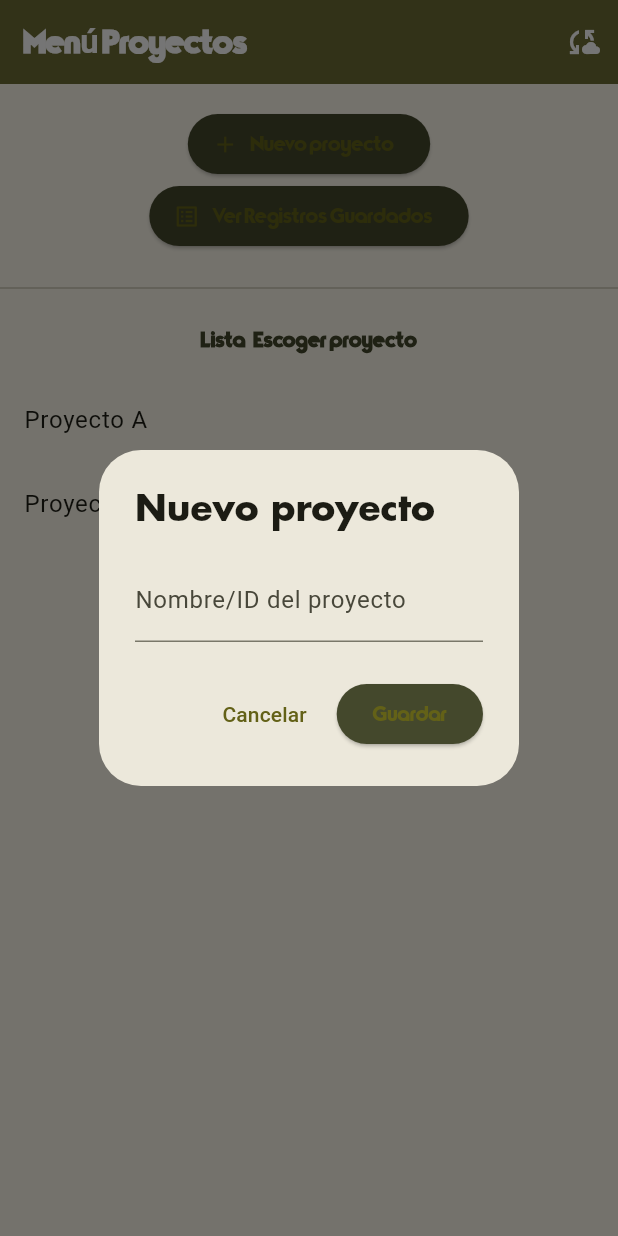
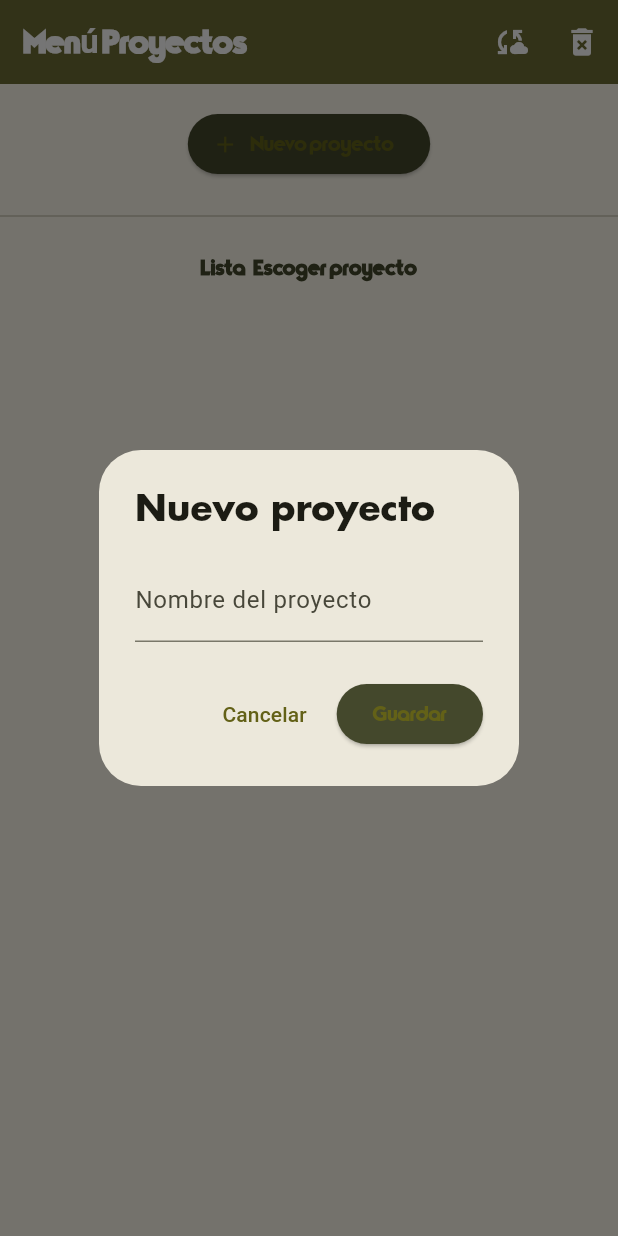
Before and after one commit to aleospiria/Oraculo-Terrasacha-Formulario-App-Movil, a Flutter app: the screen it shows after launch, after a tap on "Nuevo proyecto", on a phone screen of 412 x 824 dp. Run offline on Flutter 3.47's test engine with Material 3 defaults, Android fonts, the phone set to English and light mode, and no system bars; our stand-ins replace sqflite; accounts and stored records are empty.

Commit message:
Base de datos local completamente funcional

```diff
--- a/lib/Screens/ParcelasMenuScreen.dart
+++ b/lib/Screens/ParcelasMenuScreen.dart
@@ -32,7 +32,7 @@ class _ParcelasMenuScreenState extends State<ParcelasMenuScreen> {
     });
   }
 
-  Future<void> _nuevaParcela() async {
+  Future<void> _nuevaParcela(BuildContext context) async {
     final resultado = await _mostrarDialogoNuevaParcelaConEspecie(context);
     if (resultado != null && resultado['nombre']!.trim().isNotEmpty && resultado['especie'] != null && _predioLocalId != null) {
       await LocalDatabase.instance.insertParcela({
@@ -78,7 +78,7 @@ class _ParcelasMenuScreenState extends State<ParcelasMenuScreen> {
                       DropdownMenuItem(value: 'Pino Caribe', child: Text('Pino Caribe')),
                       DropdownMenuItem(value: 'Forestal Ornamental', child: Text('Forestal Ornamental')),
                     ],
-                    value: especieSeleccionada,
+                    initialValue: especieSeleccionada,
                     onChanged: (val) => setState(() => especieSeleccionada = val),
                     validator: (val) => val == null ? 'Seleccione una especie' : null,
                   ),
@@ -124,7 +124,7 @@ class _ParcelasMenuScreenState extends State<ParcelasMenuScreen> {
             child: ElevatedButton.icon(
               icon: const Icon(Icons.add_location_alt),
               label: const Text('Nueva parcela'),
-              onPressed: _nuevaParcela,
+              onPressed: () => _nuevaParcela(context),
             ),
           ),
           Padding(
--- a/lib/Screens/ProyectosMenuScreen.dart
+++ b/lib/Screens/ProyectosMenuScreen.dart
@@ -1,13 +1,97 @@
 import 'package:flutter/material.dart';
+import 'package:sqflite/sqflite.dart';
+import 'package:path/path.dart';
+import '../data/LocalDatabase.dart';
 
-class ProyectosMenuScreen extends StatelessWidget {
+class ProyectosMenuScreen extends StatefulWidget {
   const ProyectosMenuScreen({super.key});
 
   @override
+  State<ProyectosMenuScreen> createState() => _ProyectosMenuScreenState();
+}
+
+class _ProyectosMenuScreenState extends State<ProyectosMenuScreen> {
+  List<Map<String, dynamic>> proyectos = [];
+
+  @override
+  void initState() {
+    super.initState();
+    _cargarProyectos();
+  }
+
+
+  Future<void> _cargarProyectos() async {
+    try {
+      final lista = await LocalDatabase.instance.getProyectos();
+      setState(() {
+        proyectos = lista;
+      });
+    } catch (e) {
+      debugPrint('Error al cargar proyectos: $e');
+    }
+  }
+
+  Future<void> _crearProyecto(String nombre) async {
+    try {
+      await LocalDatabase.instance.insertProyecto({
+        'proyecto_id': 'local-${DateTime.now().millisecondsSinceEpoch}',
+        'nombre': nombre,
+      });
+      // Recargamos la lista después de insertar
+      await _cargarProyectos();
+    } catch (e) {
+      debugPrint('Error creando proyecto: $e');
+    }
+  }
+
+  // Recibe el BuildContext explícitamente para evitar el error de tipos
+  Future<void> _nuevoProyecto(BuildContext context) async {
+    final controller = TextEditingController();
+
+    final nombre = await showDialog<String>(
+      context: context,
+      builder: (BuildContext dialogContext) {
+        return AlertDialog(
+          title: const Text('Nuevo proyecto'),
+          content: TextField(
+            controller: controller,
+            decoration: const InputDecoration(labelText: 'Nombre del proyecto'),
+          ),
+          actions: [
+            TextButton(
+              child: const Text('Cancelar'),
+              onPressed: () => Navigator.pop(dialogContext),
+            ),
+            ElevatedButton(
+              child: const Text('Guardar'),
+              onPressed: () => Navigator.pop(dialogContext, controller.text.trim()),
+            ),
+          ],
+        );
+      },
+    );
+
+    if (nombre != null && nombre.isNotEmpty) {
+      await _crearProyecto(nombre);
+    }
+  }
+
+  Future<void> _borrarBaseDeDatos() async {
+    try {
+      final dbPath = await getDatabasesPath();
+      final path = join(dbPath, 'capturador.db');
+      await deleteDatabase(path);
+      debugPrint('Base de datos borrada');
+      setState(() {
+        proyectos = [];
+      });
+    } catch (e) {
+      debugPrint('Error borrando base de datos: $e');
+    }
+  }
+
+  @override
   Widget build(BuildContext context) {
-    // Por ahora usamos una lista dummy de proyectos
-    final proyectos = <String>['Proyecto A', 'Proyecto B'];
-
     return Scaffold(
       appBar: AppBar(
         title: const Text('Menú Proyectos'),
@@ -18,38 +102,46 @@ class ProyectosMenuScreen extends StatelessWidget {
               Navigator.pushNamed(context, '/sincronizacion');
             },
           ),
+          IconButton(
+            icon: const Icon(Icons.delete_forever),
+            tooltip: 'Borrar base de datos',
+            onPressed: () async {
+              final confirm = await showDialog<bool>(
+                context: context,
+                builder: (BuildContext dialogContext) {
+                  return AlertDialog(
+                    title: const Text('Confirmar borrado'),
+                    content: const Text('¿Seguro que quieres borrar toda la base de datos?'),
+                    actions: [
+                      TextButton(
+                        child: const Text('Cancelar'),
+                        onPressed: () => Navigator.pop(dialogContext, false),
+                      ),
+                      ElevatedButton(
+                        child: const Text('Borrar'),
+                        onPressed: () => Navigator.pop(dialogContext, true),
+                      ),
+                    ],
+                  );
+                },
+              );
+              if (confirm == true) {
+                await _borrarBaseDeDatos();
+              }
+            },
+          ),
         ],
       ),
       body: Column(
         children: [
           const SizedBox(height: 16),
-          // Botón para "Nuevo proyecto"
           Padding(
             padding: const EdgeInsets.symmetric(horizontal: 16.0),
             child: ElevatedButton.icon(
               icon: const Icon(Icons.add),
               label: const Text('Nuevo proyecto'),
-              onPressed: () async {
-                final nombre = await _mostrarDialogoNuevoProyecto(context);
-                if (nombre != null && nombre.trim().isNotEmpty) {
-                  // Aquí luego guardaremos en almacenamiento local
-                  // y recargaremos la lista
-                  // Por ahora solo mostramos en consola
-                  // ignore: avoid_print
-                  print('Crear nombre/id del proyecto: $nombre');
-                }
-              },
-            ),
-          ),
-          // Botón para ver registros guardados
-          Padding(
-            padding: const EdgeInsets.symmetric(horizontal: 16.0),
-            child: ElevatedButton.icon(
-              icon: const Icon(Icons.list_alt),
-              label: const Text('Ver Registros Guardados'),
-              onPressed: () {
-                Navigator.pushNamed(context, '/registros');
-              },
+              // Aquí pasamos el context del build explícitamente
+              onPressed: () => _nuevoProyecto(context),
             ),
           ),
           const SizedBox(height: 16),
@@ -62,18 +154,22 @@ class ProyectosMenuScreen extends StatelessWidget {
             ),
           ),
           Expanded(
-            child: ListView.builder(
+            child: proyectos.isEmpty
+                ? const Center(child: Text('No hay proyectos'))
+                : ListView.builder(
               itemCount: proyectos.length,
-              itemBuilder: (context, index) {
+              itemBuilder: (BuildContext itemContext, int index) {
                 final proyecto = proyectos[index];
                 return ListTile(
-                  title: Text(proyecto),
+                  title: Text(proyecto['nombre'] ?? 'Sin nombre'),
                   onTap: () {
-                    // Navegar al Menú Parcelas con el proyecto seleccionado
                     Navigator.pushNamed(
-                      context,
-                      '/parcelas',
-                      arguments: proyecto,
+                      itemContext,
+                      '/predios',
+                      arguments: {
+                        'proyecto_local_id': proyecto['id'],
+                        'proyecto_nombre': proyecto['nombre'],
+                      },
                     );
                   },
                 );
@@ -84,35 +180,4 @@ class ProyectosMenuScreen extends StatelessWidget {
       ),
     );
   }
-
-  Future<String?> _mostrarDialogoNuevoProyecto(BuildContext context) async {
-    final controller = TextEditingController();
-
-    return showDialog<String>(
-      context: context,
-      builder: (context) {
-        return AlertDialog(
-          title: const Text('Nuevo proyecto'),
-          content: TextField(
-            controller: controller,
-            decoration: const InputDecoration(
-              labelText: 'Nombre/ID del proyecto',
-            ),
-          ),
-          actions: [
-            TextButton(
-              child: const Text('Cancelar'),
-              onPressed: () => Navigator.pop(context),
-            ),
-            ElevatedButton(
-              child: const Text('Guardar'),
-              onPressed: () {
-                Navigator.pop(context, controller.text.trim());
-              },
-            ),
-          ],
-        );
-      },
-    );
-  }
 }
```
Also changed, not shown: lib/Screens/PrediosMenuScreen.dart (added, +133 -0 lines).
